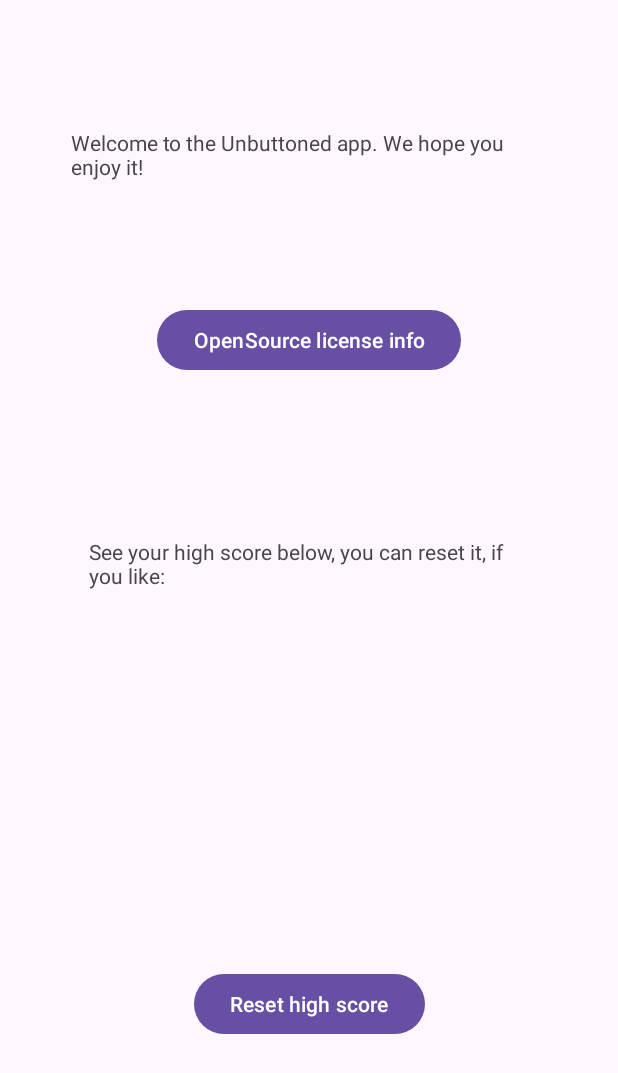
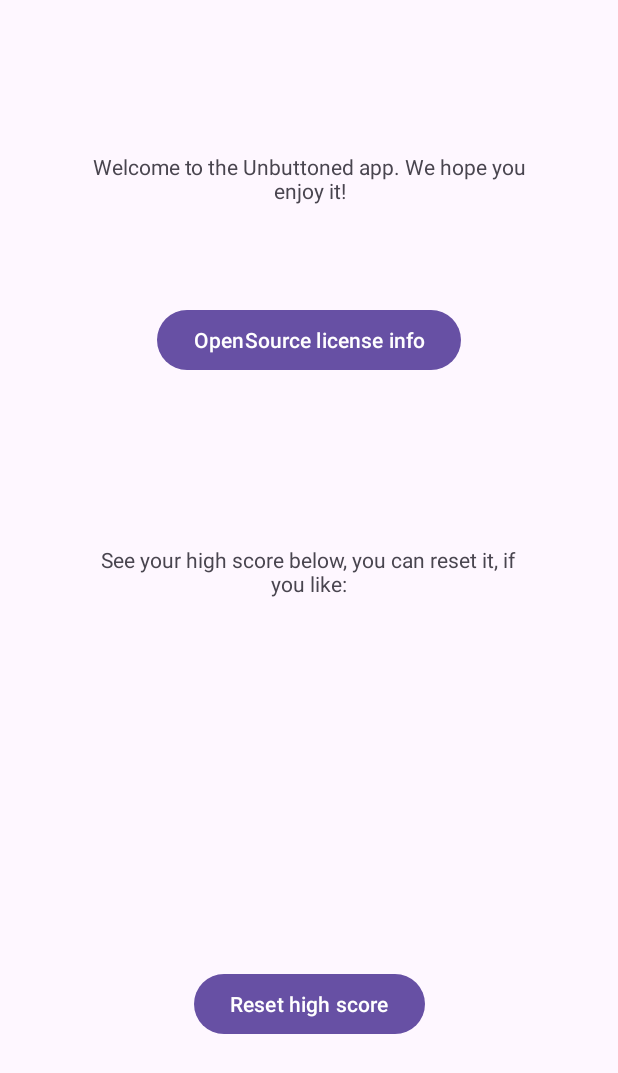
Before and after one commit to unbuttoned-app/unbuttoned, an Android app built with Jetpack Compose: the AppInfoActivity screen opened directly, with no data from a screen before it, on a phone screen of 412 x 824 dp. Shown: the top 1073 px of the screen. Run offline under Robolectric (Android 15) with nearby library versions, the phone set to English and light mode, and no system bars.

Commit message:
cente info screen

```diff
--- a/app/src/main/res/layout/activity_app_info.xml
+++ b/app/src/main/res/layout/activity_app_info.xml
@@ -11,6 +11,7 @@
         android:id="@+id/welcomeMsg"
         android:layout_width="317dp"
         android:layout_height="68dp"
+        android:gravity="center"
         android:text="@string/welcomeTextHeader"
         app:layout_constraintBottom_toBottomOf="parent"
         app:layout_constraintEnd_toEndOf="parent"
@@ -33,6 +34,7 @@
         android:id="@+id/textView2"
         android:layout_width="292dp"
         android:layout_height="46dp"
+        android:gravity="center"
         android:text="@string/highScoreInfo"
         app:layout_constraintBottom_toBottomOf="parent"
         app:layout_constraintEnd_toEndOf="parent"
@@ -45,6 +47,8 @@
         android:id="@+id/highScore"
         android:layout_width="90dp"
         android:layout_height="51dp"
+        android:gravity="center"
+        android:textSize="13dp"
         app:layout_constraintBottom_toBottomOf="parent"
         app:layout_constraintEnd_toEndOf="parent"
         app:layout_constraintHorizontal_bias="0.498"
```
